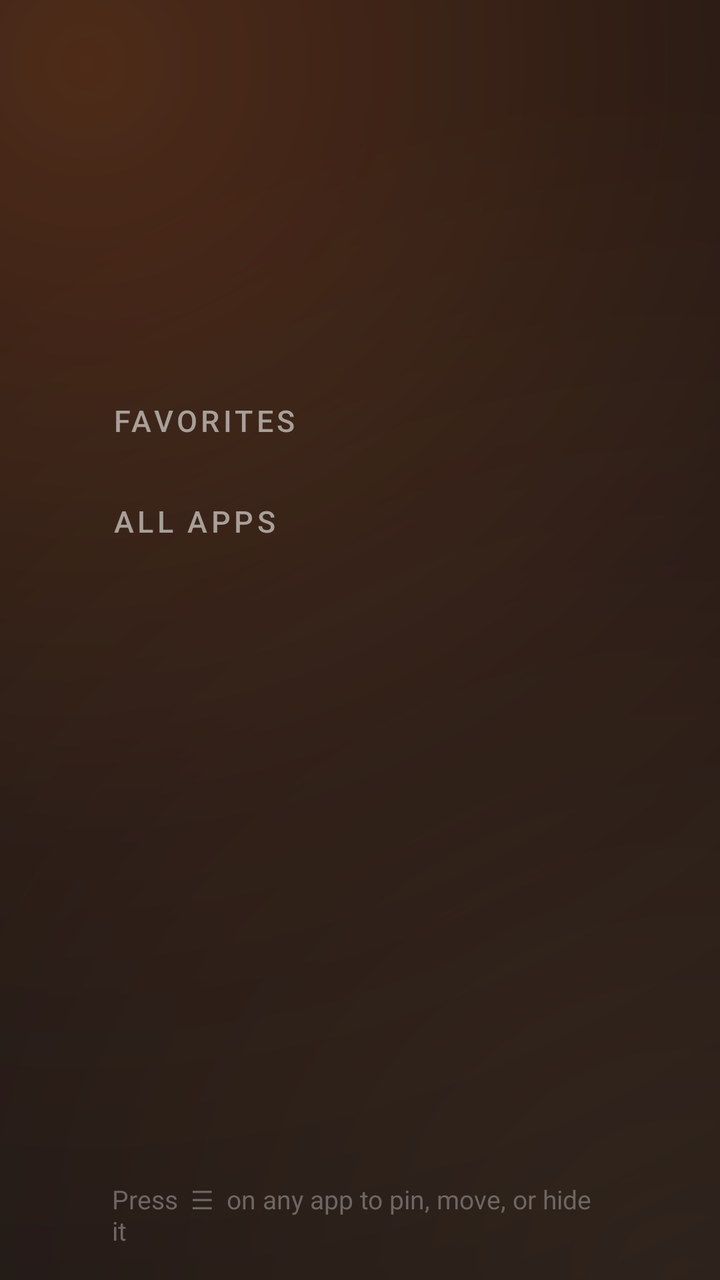
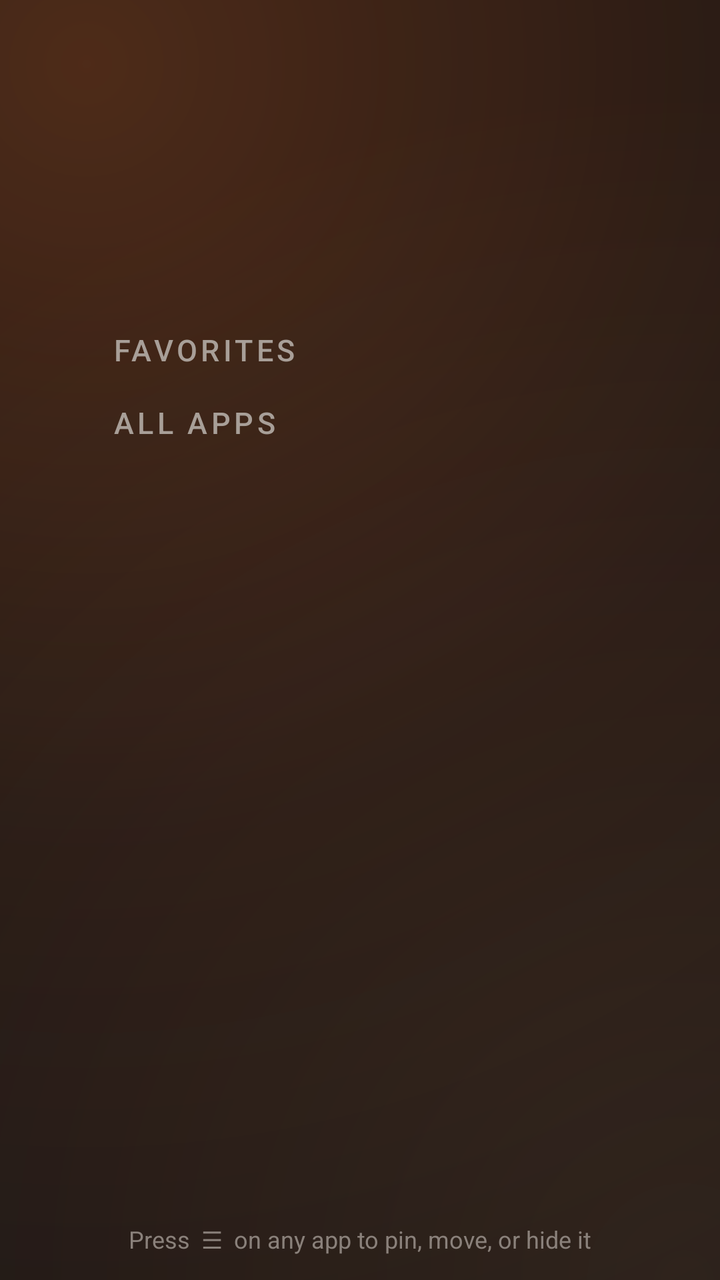

Before-and-after screenshots of an Android layout around one commit, followed by the original layout XML and the change that was made.
<!-- AndroidManifest.xml: application theme HearthTheme -->
<!-- res/layout/activity_main.xml -->
<?xml version="1.0" encoding="utf-8"?>
<LinearLayout xmlns:android="http://schemas.android.com/apk/res/android"
    android:layout_width="match_parent"
    android:layout_height="match_parent"
    android:orientation="vertical"
    android:clipChildren="false"
    android:clipToPadding="false"
    android:paddingLeft="56dp"
    android:paddingRight="56dp"
    android:paddingTop="30dp"
    android:paddingBottom="16dp">

    
    <LinearLayout
        android:layout_width="match_parent"
        android:layout_height="wrap_content"
        android:orientation="horizontal"
        android:gravity="bottom">

        <LinearLayout
            android:layout_width="0dp"
            android:layout_height="wrap_content"
            android:layout_weight="1"
            android:orientation="vertical">

            <TextView
                android:id="@+id/greeting"
                style="@style/SectionLabel"
                android:textColor="@color/ember" />

            <LinearLayout
                android:layout_width="wrap_content"
                android:layout_height="wrap_content"
                android:orientation="horizontal"
                android:gravity="bottom">

                <TextView
                    android:id="@+id/clock"
                    android:layout_width="wrap_content"
                    android:layout_height="wrap_content"
                    android:fontFamily="sans-serif-light"
                    android:includeFontPadding="false"
                    android:textColor="@color/text"
                    android:textSize="84sp" />

                <TextView
                    android:id="@+id/ampm"
                    android:layout_width="wrap_content"
                    android:layout_height="wrap_content"
                    android:layout_marginLeft="8dp"
                    android:layout_marginBottom="12dp"
                    android:fontFamily="sans-serif-medium"
                    android:textColor="@color/text_dim"
                    android:textSize="22sp" />
            </LinearLayout>

            <TextView
                android:id="@+id/date"
                android:layout_width="wrap_content"
                android:layout_height="wrap_content"
                android:layout_marginTop="2dp"
                android:textColor="@color/text_dim"
                android:textSize="20sp" />
        </LinearLayout>

        <LinearLayout
            android:id="@+id/weatherBox"
            android:layout_width="wrap_content"
            android:layout_height="wrap_content"
            android:gravity="right"
            android:orientation="vertical"
            android:visibility="invisible">

            <LinearLayout
                android:layout_width="wrap_content"
                android:layout_height="wrap_content"
                android:gravity="center_vertical"
                android:orientation="horizontal">

                <TextView
                    android:id="@+id/weatherIcon"
                    android:layout_width="wrap_content"
                    android:layout_height="wrap_content"
                    android:layout_marginRight="12dp"
                    android:textSize="40sp" />

                <TextView
                    android:id="@+id/weatherTemp"
                    android:layout_width="wrap_content"
                    android:layout_height="wrap_content"
                    android:fontFamily="sans-serif-light"
                    android:includeFontPadding="false"
                    android:textColor="@color/text"
                    android:textSize="60sp" />
            </LinearLayout>

            <TextView
                android:id="@+id/weatherDesc"
                android:layout_width="wrap_content"
                android:layout_height="wrap_content"
                android:textColor="@color/text"
                android:textSize="18sp" />

            <TextView
                android:id="@+id/weatherRange"
                android:layout_width="wrap_content"
                android:layout_height="wrap_content"
                android:layout_marginTop="2dp"
                android:textColor="@color/text_dim"
                android:textSize="16sp" />
        </LinearLayout>
    </LinearLayout>

    
    <TextView
        android:id="@+id/favLabel"
        style="@style/SectionLabel"
        android:layout_marginTop="22dp"
        android:text="Favorites" />

    <androidx.recyclerview.widget.RecyclerView
        android:id="@+id/favRow"
        android:layout_width="match_parent"
        android:layout_height="wrap_content"
        android:layout_marginLeft="-12dp"
        android:layout_marginRight="-12dp"
        android:clipChildren="false"
        android:clipToPadding="false"
        android:overScrollMode="never"
        android:paddingLeft="12dp"
        android:paddingTop="10dp"
        android:paddingRight="12dp"
        android:paddingBottom="10dp" />

    
    <TextView
        style="@style/SectionLabel"
        android:layout_marginTop="10dp"
        android:text="All apps" />

    <androidx.recyclerview.widget.RecyclerView
        android:id="@+id/grid"
        android:layout_width="match_parent"
        android:layout_height="0dp"
        android:layout_weight="1"
        android:layout_marginLeft="-12dp"
        android:layout_marginRight="-12dp"
        android:clipChildren="false"
        android:clipToPadding="false"
        android:overScrollMode="never"
        android:paddingLeft="12dp"
        android:paddingTop="10dp"
        android:paddingRight="12dp"
        android:paddingBottom="24dp" />

    <TextView
        android:id="@+id/hint"
        android:layout_width="wrap_content"
        android:layout_height="wrap_content"
        android:layout_gravity="center_horizontal"
        android:text="Press  ☰  on any app to pin, move, or hide it"
        android:textColor="@color/text_faint"
        android:textSize="13sp" />
</LinearLayout>
<!-- resources referenced by this layout -->
<resources>
  <color name="ember">#FFFF8A3D</color>
  <color name="text">#FFF5EFE9</color>
  <color name="text_dim">#FFA89F98</color>
  <color name="text_faint">#FF6E6661</color>
  <style name="SectionLabel">
          <item name="android:layout_width">wrap_content</item>
          <item name="android:layout_height">wrap_content</item>
          <item name="android:textColor">@color/text_dim</item>
          <item name="android:textSize">15sp</item>
          <item name="android:letterSpacing">0.12</item>
          <item name="android:textAllCaps">true</item>
          <item name="android:fontFamily">sans-serif-medium</item>
      </style>
  <style name="HearthTheme" parent="@android:style/Theme.DeviceDefault.NoActionBar.Fullscreen">
          <item name="android:windowBackground">@drawable/bg_hearth</item>
          <item name="android:colorAccent">@color/ember</item>
          <item name="android:windowAnimationStyle">@null</item>
      </style>
  <!-- drawable bg_hearth (drawable) -->
  <?xml version="1.0" encoding="utf-8"?>
  <layer-list xmlns:android="http://schemas.android.com/apk/res/android">
      <item>
          <shape android:shape="rectangle">
              <solid android:color="@color/bg" />
          </shape>
      </item>
      <item>
          <shape android:shape="rectangle">
              <gradient
                  android:type="radial"
                  android:centerX="0.12"
                  android:centerY="0.05"
                  android:gradientRadius="760dp"
                  android:startColor="#40FF7A2E"
                  android:centerColor="#14FF7A2E"
                  android:endColor="#00000000" />
          </shape>
      </item>
      <item>
          <shape android:shape="rectangle">
              <gradient
                  android:type="radial"
                  android:centerX="0.95"
                  android:centerY="1.0"
                  android:gradientRadius="600dp"
                  android:startColor="#1AFFB070"
                  android:endColor="#00000000" />
          </shape>
      </item>
  </layer-list>
  <color name="bg">#FF121011</color>
</resources>

<!-- the commit's change to res/layout/activity_main.xml (unified diff, before → after) -->
@@ -7,8 +7,8 @@
     android:clipToPadding="false"
     android:paddingLeft="56dp"
     android:paddingRight="56dp"
-    android:paddingTop="30dp"
-    android:paddingBottom="16dp">
+    android:paddingTop="27dp"
+    android:paddingBottom="12dp">
 
     
     <LinearLayout
@@ -41,17 +41,17 @@
                     android:fontFamily="sans-serif-light"
                     android:includeFontPadding="false"
                     android:textColor="@color/text"
-                    android:textSize="84sp" />
+                    android:textSize="64sp" />
 
                 <TextView
                     android:id="@+id/ampm"
                     android:layout_width="wrap_content"
                     android:layout_height="wrap_content"
                     android:layout_marginLeft="8dp"
-                    android:layout_marginBottom="12dp"
+                    android:layout_marginBottom="9dp"
                     android:fontFamily="sans-serif-medium"
                     android:textColor="@color/text_dim"
-                    android:textSize="22sp" />
+                    android:textSize="20sp" />
             </LinearLayout>
 
             <TextView
@@ -60,7 +60,7 @@
                 android:layout_height="wrap_content"
                 android:layout_marginTop="2dp"
                 android:textColor="@color/text_dim"
-                android:textSize="20sp" />
+                android:textSize="18sp" />
         </LinearLayout>
 
         <LinearLayout
@@ -82,7 +82,7 @@
                     android:layout_width="wrap_content"
                     android:layout_height="wrap_content"
                     android:layout_marginRight="12dp"
-                    android:textSize="40sp" />
+                    android:textSize="32sp" />
 
                 <TextView
                     android:id="@+id/weatherTemp"
@@ -91,7 +91,7 @@
                     android:fontFamily="sans-serif-light"
                     android:includeFontPadding="false"
                     android:textColor="@color/text"
-                    android:textSize="60sp" />
+                    android:textSize="48sp" />
             </LinearLayout>
 
             <TextView
@@ -115,7 +115,7 @@
     <TextView
         android:id="@+id/favLabel"
         style="@style/SectionLabel"
-        android:layout_marginTop="22dp"
+        android:layout_marginTop="16dp"
         android:text="Favorites" />
 
     <androidx.recyclerview.widget.RecyclerView
@@ -128,14 +128,14 @@
         android:clipToPadding="false"
         android:overScrollMode="never"
         android:paddingLeft="12dp"
-        android:paddingTop="10dp"
+        android:paddingTop="6dp"
         android:paddingRight="12dp"
-        android:paddingBottom="10dp" />
+        android:paddingBottom="6dp" />
 
     
     <TextView
         style="@style/SectionLabel"
-        android:layout_marginTop="10dp"
+        android:layout_marginTop="4dp"
         android:text="All apps" />
 
     <androidx.recyclerview.widget.RecyclerView
@@ -149,7 +149,7 @@
         android:clipToPadding="false"
         android:overScrollMode="never"
         android:paddingLeft="12dp"
-        android:paddingTop="10dp"
+        android:paddingTop="6dp"
         android:paddingRight="12dp"
         android:paddingBottom="24dp" />
 
@@ -160,5 +160,5 @@
         android:layout_gravity="center_horizontal"
         android:text="Press  ☰  on any app to pin, move, or hide it"
         android:textColor="@color/text_faint"
-        android:textSize="13sp" />
+        android:textSize="12sp" />
 </LinearLayout>
<!-- resource entries referenced after the edit -->
@@ -3,7 +3,7 @@
   <color name="ember">#FFFF8A3D</color>
   <color name="text">#FFF5EFE9</color>
   <color name="text_dim">#FFA89F98</color>
-  <color name="text_faint">#FF6E6661</color>
+  <color name="text_faint">#FF8A817B</color>
   <style name="SectionLabel">
           <item name="android:layout_width">wrap_content</item>
           <item name="android:layout_height">wrap_content</item>
